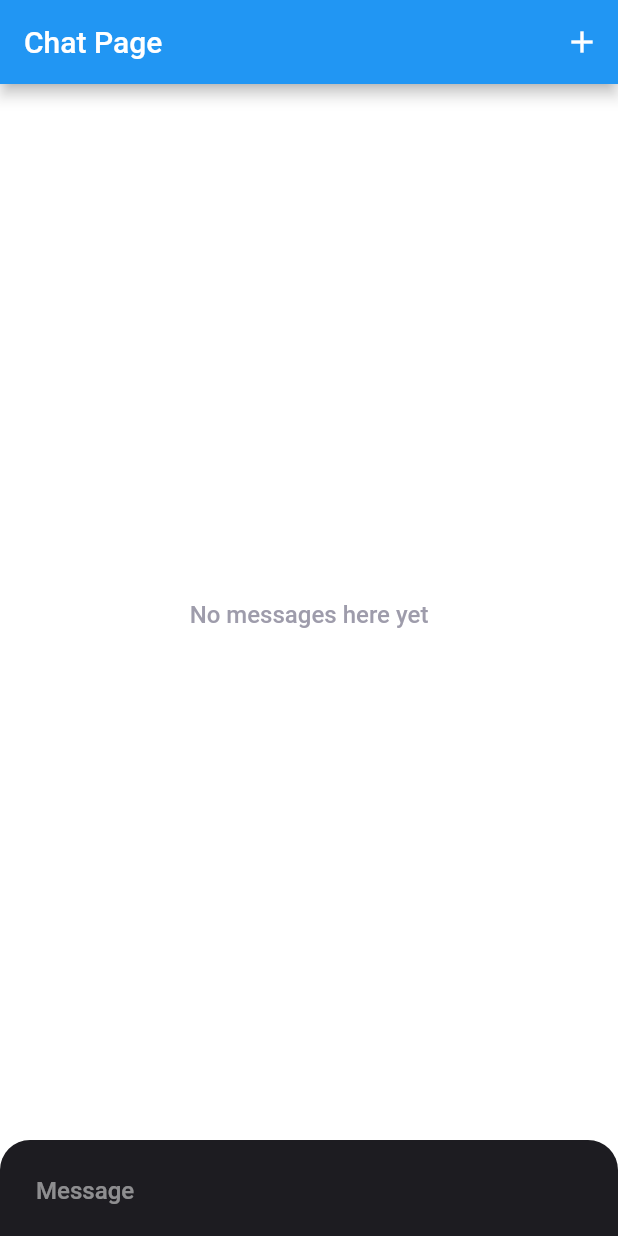
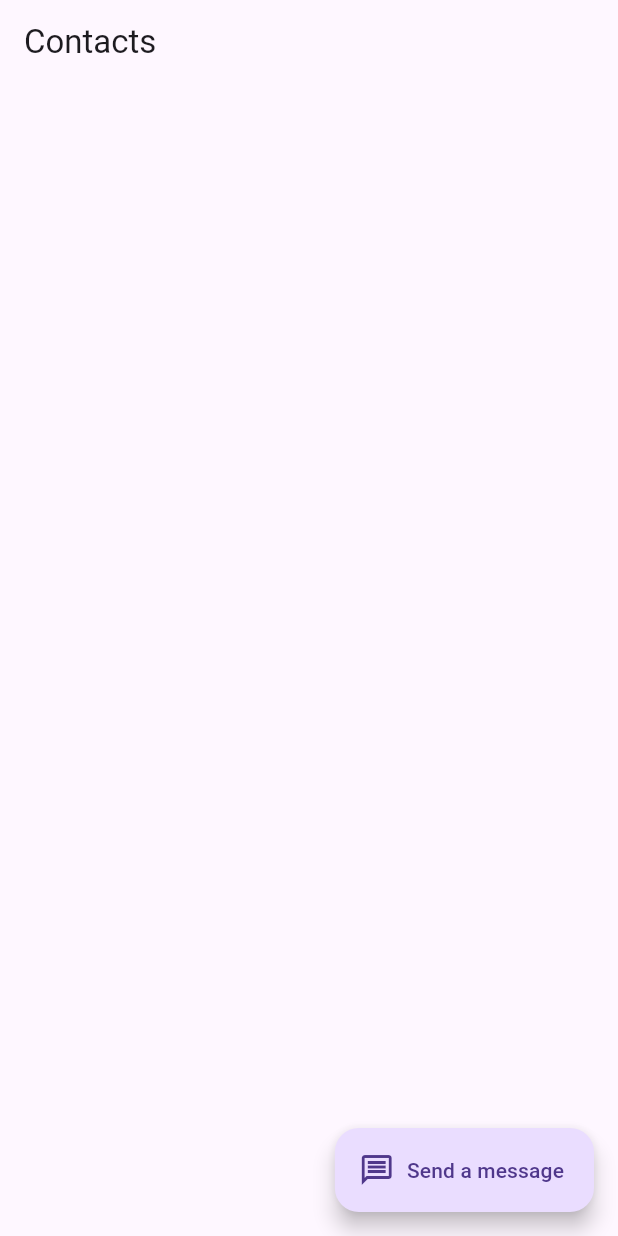
Before and after one commit to LapanApps/app_chat, a Flutter app: the screen it shows after launch, on a phone screen of 412 x 824 dp. Run offline on Flutter 3.47's test engine with Material 2 defaults, Android fonts, the phone set to English and light mode, and no system bars; our stand-ins replace flutter_chat_types, flutter_chat_ui.

Commit message:
:art: add contact page

```diff
--- a/lib/main.dart
+++ b/lib/main.dart
@@ -1,6 +1,5 @@
+import 'package:app_chat/screens/contacts_page.dart';
 import 'package:flutter/material.dart';
-
-import 'chat_page.dart';
 
 void main() {
   runApp(const MyApp());
@@ -14,9 +13,10 @@ class MyApp extends StatelessWidget {
     return MaterialApp(
       title: 'Flutter Demo',
       theme: ThemeData(
-        primarySwatch: Colors.blue,
+        primarySwatch: Colors.purple,
+        useMaterial3: true,
       ),
-      home: const ChatPage(),
+      home: const ContactsPage(),
     );
   }
 }
--- /dev/null
+++ b/lib/models/contact.dart
@@ -0,0 +1,6 @@
+class Contact {
+  String displayName;
+  String id;
+
+  Contact({required this.displayName, required this.id});
+}
--- /dev/null
+++ b/lib/screens/contacts_page.dart
@@ -0,0 +1,91 @@
+import 'package:app_chat/models/contact.dart';
+import 'package:flutter/material.dart';
+
+class ContactsPage extends StatefulWidget {
+  const ContactsPage({super.key});
+
+  @override
+  State<ContactsPage> createState() => _ContactsPageState();
+}
+
+class _ContactsPageState extends State<ContactsPage> {
+  List<Contact> contacts = [];
+  @override
+  Widget build(BuildContext context) {
+    return Scaffold(
+      appBar: AppBar(
+        title: const Text('Contacts'),
+      ),
+      body: ListView.builder(
+        itemCount: contacts.length,
+        itemBuilder: (context, index) {
+          return ListTile(
+            leading: CircleAvatar(
+              child: Text(contacts[index].displayName[0]),
+              // backgroundColor: Colors.blue.shade100,
+            ),
+            title: Text(contacts[index].displayName),
+            subtitle: Text('"${contacts[index].id}"'),
+            onTap: () {
+              // TODO: Navigate to chat page
+              var chatId = contacts[index].id;
+              print(chatId);
+            },
+          );
+        },
+      ),
+      floatingActionButton: FloatingActionButton.extended(
+        onPressed: () {
+          // show modal bottoms sheet
+          showModalBottomSheet(
+            isScrollControlled: true,
+            context: context,
+            builder: (_) {
+              final nameController = TextEditingController();
+              final idController = TextEditingController();
+              return Padding(
+                padding: EdgeInsets.fromLTRB(
+                    8, 8, 8, MediaQuery.of(context).viewInsets.bottom),
+                child: Column(
+                  mainAxisSize: MainAxisSize.min,
+                  children: [
+                    TextField(
+                      controller: nameController,
+                      decoration: const InputDecoration(
+                        labelText: 'Display name',
+                      ),
+                    ),
+                    TextField(
+                      controller: idController,
+                      decoration: const InputDecoration(
+                          labelText: 'ID', hintText: 'ID must be unique'),
+                    ),
+                    const SizedBox(height: 10),
+                    ElevatedButton.icon(
+                        onPressed: () {
+                          // ignore empty fields
+                          if (nameController.text.isEmpty ||
+                              idController.text.isEmpty) {
+                            return;
+                          }
+                          setState(() {
+                            contacts.add(Contact(
+                                displayName: nameController.text,
+                                id: idController.text));
+                          });
+                          Navigator.pop(context);
+                        },
+                        icon: const Icon(Icons.add),
+                        label: const Text('Add'))
+                  ],
+                ),
+              );
+            },
+          );
+        },
+        label: const Text('Send a message'),
+        icon: Icon(Icons.message_outlined),
+      ),
+    );
+  }
+}
```
Also changed, not shown: lib/contacts_page.dart (deleted), lib/screens/chat_page.dart (renamed from lib/chat_page.dart).
